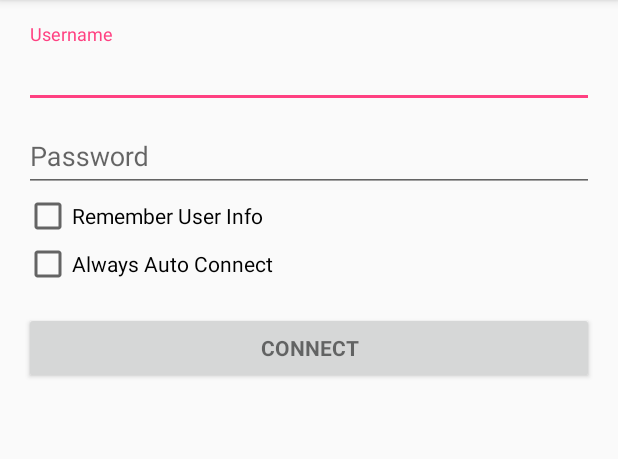
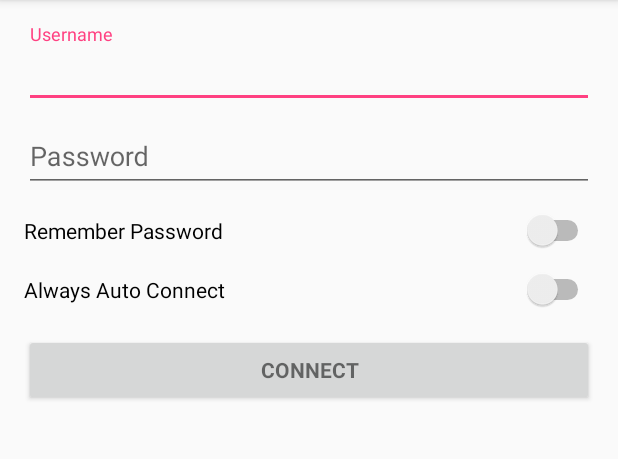
Before and after one commit to zeanzhou/ShanghaitechWifiHelper, an Android app: the screen it shows after launch (LoginActivity), on a phone screen of 412 x 824 dp, the part 84-543 px from its top. Run offline under Robolectric (Android 15) with nearby library versions, the phone set to English and light mode, and no system bars.

Commit message:
almost finished

```diff
--- a/app/src/main/res/layout/activity_login.xml
+++ b/app/src/main/res/layout/activity_login.xml
@@ -2,6 +2,7 @@
     xmlns:tools="http://schemas.android.com/tools"
     android:layout_width="match_parent"
     android:layout_height="match_parent"
+    xmlns:app="http://schemas.android.com/apk/res-auto"
     android:gravity="center_horizontal"
     android:orientation="vertical"
     android:paddingBottom="@dimen/activity_vertical_margin"
@@ -42,7 +43,7 @@
                     android:ems="10"
                     android:hint="@string/prompt_username"
                     android:inputType="text"
-                    android:singleLine="true" />
+                    android:maxLines="1" />
             </android.support.design.widget.TextInputLayout>
 
             <android.support.design.widget.TextInputLayout
@@ -58,24 +59,33 @@
                     android:imeActionLabel="@string/action_connect"
                     android:imeOptions="actionUnspecified"
                     android:inputType="textPassword"
-                    android:maxLines="1"
-                    android:singleLine="true" />
+                    android:maxLines="1" />
 
             </android.support.design.widget.TextInputLayout>
 
-            <CheckBox
-                android:id="@+id/remember"
+            <RelativeLayout
                 android:layout_width="match_parent"
-                android:layout_height="wrap_content"
-                android:checked="false"
-                android:text="@string/prompt_remember" />
+                android:layout_height="match_parent"
+                android:layout_marginTop="12dp">
 
-            <CheckBox
-                android:id="@+id/autologin"
+                <Switch
+                    android:id="@+id/remember_switch"
+                    android:layout_width="match_parent"
+                    android:layout_height="wrap_content"
+                    android:text="@string/prompt_remember" />
+            </RelativeLayout>
+
+            <RelativeLayout
                 android:layout_width="match_parent"
-                android:layout_height="wrap_content"
-                android:checked="false"
-                android:text="@string/prompt_auto_connect" />
+                android:layout_height="match_parent"
+                android:layout_marginTop="12dp">
+
+                <Switch
+                    android:id="@+id/autologin_switch"
+                    android:layout_width="match_parent"
+                    android:layout_height="wrap_content"
+                    android:text="@string/prompt_auto_connect" />
+            </RelativeLayout>
 
             <Button
                 android:id="@+id/connect_button"
--- a/app/src/main/res/values/strings.xml
+++ b/app/src/main/res/values/strings.xml
@@ -5,13 +5,13 @@
     <string name="prompt_username">Username</string>
     <string name="prompt_password">Password</string>
     <string name="action_connect">Connect</string>
-    <string name="error_invalid_email">This email address is invalid</string>
-    <string name="error_invalid_password">This password is too short</string>
-    <string name="error_incorrect_password">This password is incorrect</string>
     <string name="error_field_required">This field is required</string>
-    <string name="permission_rationale">"Contacts permissions are needed for providing email
-        completions."
-    </string>
-    <string name="prompt_remember">Remember User Info</string>
+    <string name="prompt_remember">Remember Password</string>
     <string name="prompt_auto_connect">Always Auto Connect</string>
+    <string name="prompt_turn_on_wifi">Turn on WIFI</string>
+    <string name="prompt_info">Info</string>
+    <string name="prompt_cancel">Cancel</string>
+    <string name="prompt_ok">OK</string>
+    <string name="message_wifi_disabled">WIFI is disabled.</string>
+    <string name="message_wifi_wrong_ssid">Please connect to ShanghaiTech and try again!</string>
 </resources>
```
Also changed, not shown: app/src/main/java/cn/zhouzean/app/shanghaitechwifihelper/LoginActivity.java (+156 -44 lines), 1 other file.
